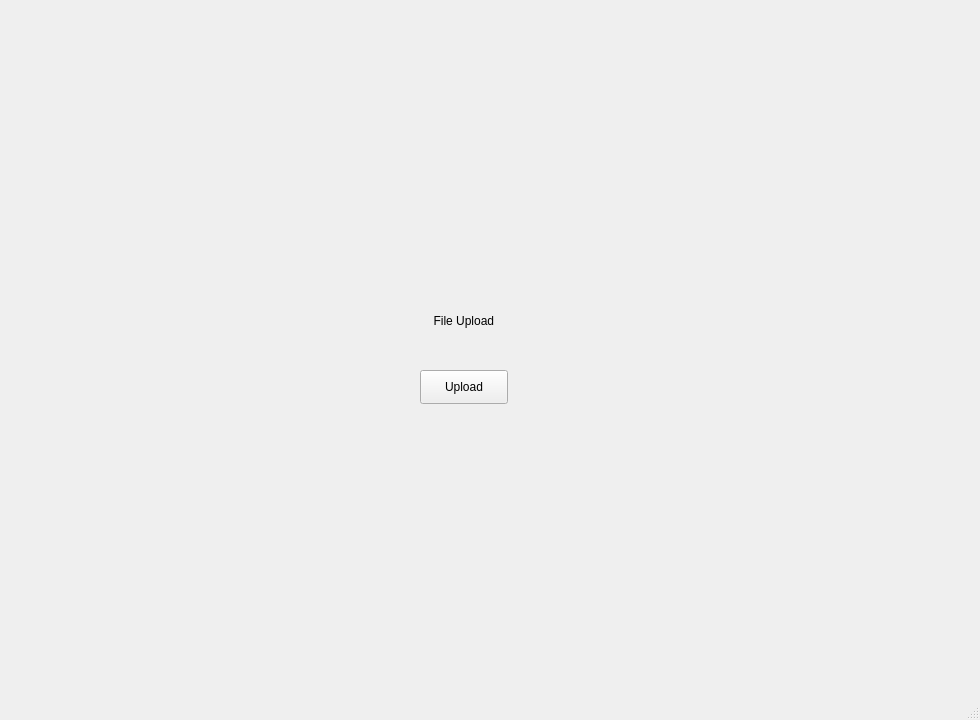
The window that Ui/client.ui (nicolas-beames/udpFileServer) describes before a commit, drawn with Qt 5.
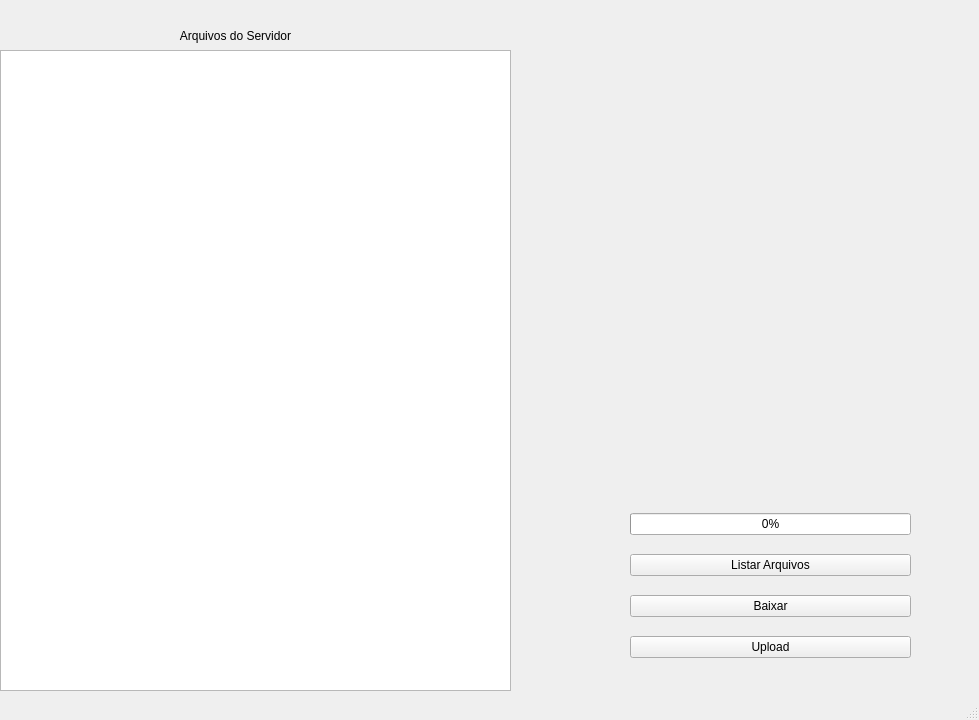
The same window after the commit.

What changed in the file:
```diff
--- a/Ui/client.ui
+++ b/Ui/client.ui
@@ -6,7 +6,7 @@
    <rect>
     <x>0</x>
     <y>0</y>
-    <width>980</width>
+    <width>979</width>
     <height>720</height>
    </rect>
   </property>
@@ -26,30 +26,76 @@
    <string>MainWindow</string>
   </property>
   <widget class="QWidget" name="centralwidget">
-   <widget class="QPushButton" name="but_upload">
+   <widget class="QWidget" name="verticalWidget" native="true">
     <property name="geometry">
      <rect>
-      <x>420</x>
-      <y>370</y>
-      <width>88</width>
-      <height>34</height>
+      <x>630</x>
+      <y>500</y>
+      <width>281</width>
+      <height>171</height>
      </rect>
     </property>
-    <property name="text">
-     <string>Upload</string>
+    <property name="layoutDirection">
+     <enum>Qt::LayoutDirection::LeftToRight</enum>
     </property>
+    <property name="autoFillBackground">
+     <bool>false</bool>
+    </property>
+    <layout class="QVBoxLayout" name="verticalLayout">
+     <item>
+      <widget class="QProgressBar" name="prog">
+       <property name="value">
+        <number>0</number>
+       </property>
+      </widget>
+     </item>
+     <item>
+      <widget class="QPushButton" name="but_listar">
+       <property name="text">
+        <string>Listar Arquivos</string>
+       </property>
+      </widget>
+     </item>
+     <item>
+      <widget class="QPushButton" name="but_baixar">
+       <property name="text">
+        <string>Baixar</string>
+       </property>
+      </widget>
+     </item>
+     <item>
+      <widget class="QPushButton" name="but_upload">
+       <property name="layoutDirection">
+        <enum>Qt::LayoutDirection::LeftToRight</enum>
+       </property>
+       <property name="text">
+        <string>Upload</string>
+       </property>
+      </widget>
+     </item>
+    </layout>
    </widget>
-   <widget class="QLabel" name="label_upload">
+   <widget class="QListWidget" name="SrvFiles">
     <property name="geometry">
      <rect>
-      <x>390</x>
-      <y>290</y>
-      <width>151</width>
-      <height>61</height>
+      <x>0</x>
+      <y>50</y>
+      <width>511</width>
+      <height>641</height>
      </rect>
     </property>
+   </widget>
+   <widget class="QLabel" name="lab_arquivos">
+    <property name="geometry">
+     <rect>
+      <x>150</x>
+      <y>20</y>
+      <width>171</width>
+      <height>31</height>
+     </rect>
+    </property>
     <property name="text">
-     <string>File Upload </string>
+     <string>Arquivos do Servidor</string>
     </property>
     <property name="alignment">
      <set>Qt::AlignmentFlag::AlignCenter</set>
```
